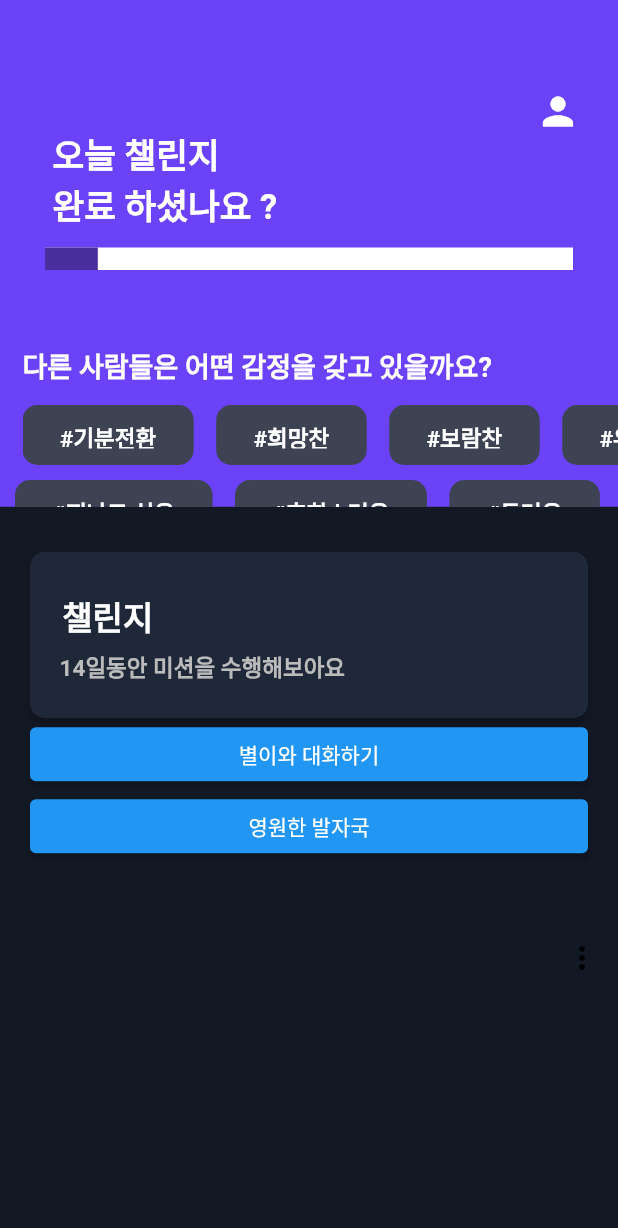
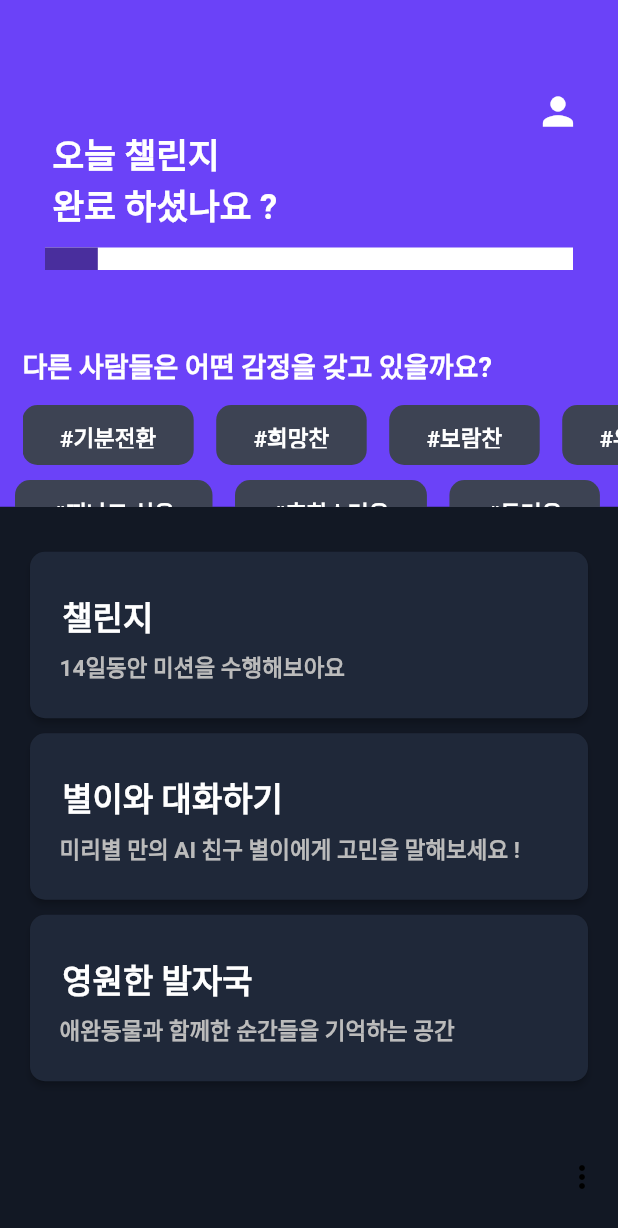
Before and after one commit to Miribyeol/MIRI-APP, a Flutter app: the screen it shows after launch, on a phone screen of 412 x 824 dp. Shown: the top 1228 px of the screen. Run offline on Flutter 3.47's test engine with Material 2 defaults, Android fonts, the light colour scheme and no system bars.

Commit message:
start.dart 수정

```diff
--- a/lib/screens/start.dart
+++ b/lib/screens/start.dart
@@ -149,17 +149,85 @@ class StartScreen extends StatelessWidget {
                       ),
                     ),
                   ),
-                  ElevatedButton(
+                  SizedBox(height: 10),
+                  Container(
+                    height: 111,
+                    child: ElevatedButton(
                       onPressed: () {
                         Navigator.pushNamed(context, '/ai_onboarding');
                       },
-                    child: Text('별이와 대화하기'),
+                      style: ElevatedButton.styleFrom(
+                        primary: const Color(0xFF1F2839),
+                        shape: RoundedRectangleBorder(
+                          borderRadius: BorderRadius.circular(10),
                         ),
-                  ElevatedButton(
+                      ),
+                      child: Align(
+                        alignment: Alignment.centerLeft,
+                        child: Column(
+                          crossAxisAlignment: CrossAxisAlignment.start,
+                          children: [
+                            Text(
+                              '\n 별이와 대화하기',
+                              style: TextStyle(
+                                color: Colors.white,
+                                fontSize: 22,
+                                fontWeight: FontWeight.bold,
+                              ),
+                            ),
+                            SizedBox(height: 7),
+                            Text(
+                              ' 미리별 만의 AI 친구 별이에게 고민을 말해보세요 !',
+                              style: TextStyle(
+                                color: Color(0xFFBBBBBB),
+                                fontSize: 15,
+                                fontWeight: FontWeight.bold,
+                              ),
+                            ),
+                          ],
+                        ),
+                      ),
+                    ),
+                  ),
+                  SizedBox(height: 10),
+                  Container(
+                    height: 111,
+                    child: ElevatedButton(
                       onPressed: () {
                         Navigator.pushNamed(context, '/pet_charnel');
                       },
-                    child: Text('영원한 발자국'),
+                      style: ElevatedButton.styleFrom(
+                        primary: const Color(0xFF1F2839),
+                        shape: RoundedRectangleBorder(
+                          borderRadius: BorderRadius.circular(10),
+                        ),
+                      ),
+                      child: Align(
+                        alignment: Alignment.centerLeft,
+                        child: Column(
+                          crossAxisAlignment: CrossAxisAlignment.start,
+                          children: [
+                            Text(
+                              '\n 영원한 발자국',
+                              style: TextStyle(
+                                color: Colors.white,
+                                fontSize: 22,
+                                fontWeight: FontWeight.bold,
+                              ),
+                            ),
+                            SizedBox(height: 7),
+                            Text(
+                              ' 애완동물과 함께한 순간들을 기억하는 공간',
+                              style: TextStyle(
+                                color: Color(0xFFBBBBBB),
+                                fontSize: 15,
+                                fontWeight: FontWeight.bold,
+                              ),
+                            ),
+                          ],
+                        ),
+                      ),
+                    ),
                   ),
                 ],
               ),
```
Lines whose indentation alone changed are shown as unchanged.
